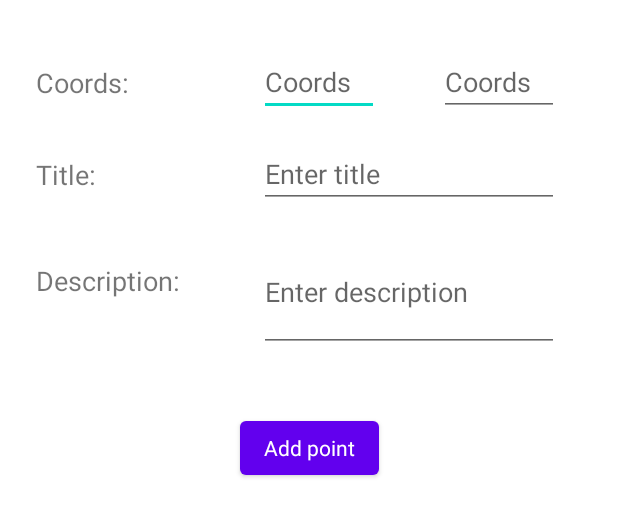
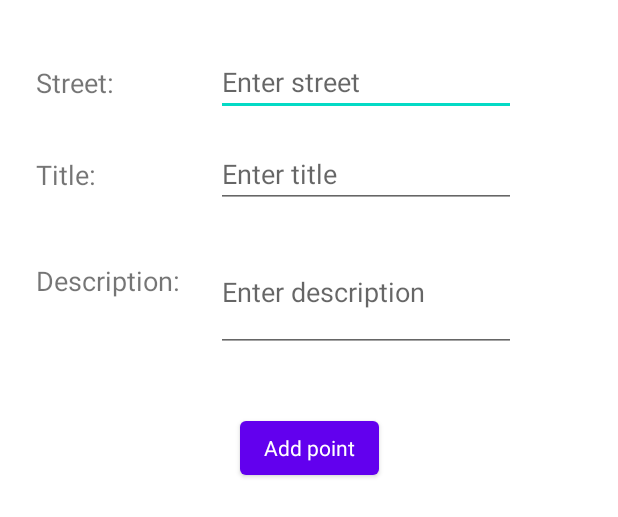
Before and after one commit to RedBread-Collaboration/ToiletMap-App, an Android app: the layout activity_add_point.xml on its own in the app's theme, with its tools: preview values and no code run, on a phone screen of 412 x 824 dp. Shown: the top 517 px of the screen. Run offline under Robolectric (Android 15) with nearby library versions, the phone set to English and light mode, and no system bars; network calls fail.

Commit message:
v1.0.0
Released creating points and showing existing points

```diff
--- a/MapApp/app/src/main/AndroidManifest.xml
+++ b/MapApp/app/src/main/AndroidManifest.xml
@@ -6,6 +6,7 @@
     <uses-permission android:name="android.permission.ACCESS_COARSE_LOCATION" />
     <uses-permission android:name="android.permission.ACCESS_FINE_LOCATION" />
     <uses-permission android:name="android.permission.ACCESS_BACKGROUND_LOCATION" />
+    <uses-permission android:name="android.permission.INTERNET" />
 
     <application
         android:allowBackup="true"
@@ -24,7 +25,7 @@
             </intent-filter>
         </activity>
         <activity
-            android:name=".AddToiletPointActivity" />
+            android:name=".AddPointActivity" />
     </application>
 
 </manifest>
--- a/MapApp/app/src/main/java/com/syrnnik/mapapp/PointsListAdapter.java
+++ b/MapApp/app/src/main/java/com/syrnnik/mapapp/PointsListAdapter.java
@@ -6,7 +6,6 @@ import android.view.LayoutInflater;
 import android.view.View;
 import android.view.ViewGroup;
 import android.widget.ArrayAdapter;
-import android.widget.ImageView;
 import android.widget.TextView;
 
 import java.util.ArrayList;
@@ -26,11 +25,10 @@ public class PointsListAdapter extends ArrayAdapter<Toilet> {
 
     public View getView(int pos, View convertView, ViewGroup parent) {
 
-        @SuppressLint("ViewHolder") View view = inflater.inflate(this.layout, parent, false);
+        @SuppressLint("ViewHolder")
+        View view = inflater.inflate(this.layout, parent, false);
 
-//        ImageView iconView = view.findViewById(R.id.icon);
         TextView titleView = view.findViewById(R.id.title);
-        ImageView arrowView = view.findViewById(R.id.arrow);
         TextView descView = view.findViewById(R.id.desc);
 
         Toilet toilet = pointsList.get(pos);
--- a/MapApp/app/src/main/java/com/syrnnik/mapapp/ToiletPoints.java
+++ b/MapApp/app/src/main/java/com/syrnnik/mapapp/ToiletPoints.java
@@ -13,4 +13,5 @@ public class ToiletPoints {
     public static void addToilet(Toilet toilet) {
         toiletList.add(toilet);
     }
+
 }
--- a/MapApp/app/src/main/res/layout/activity_add_toilet_point.xml
+++ b/MapApp/app/src/main/res/layout/activity_add_point.xml
@@ -4,39 +4,28 @@
     xmlns:tools="http://schemas.android.com/tools"
     android:layout_width="match_parent"
     android:layout_height="match_parent"
-    tools:context=".AddToiletPointActivity">
+    tools:context=".AddPointActivity">
 
     <TextView
-        android:id="@+id/coordsText"
+        android:id="@+id/streetText"
         android:layout_width="wrap_content"
         android:layout_height="wrap_content"
         android:layout_marginStart="24dp"
-        android:text="@string/coordsText"
+        android:text="@string/streetText"
         android:textSize="18sp"
-        app:layout_constraintBottom_toBottomOf="@+id/pointLat"
+        app:layout_constraintBottom_toBottomOf="@+id/street"
         app:layout_constraintStart_toStartOf="parent"
-        app:layout_constraintTop_toTopOf="@+id/pointLat" />
+        app:layout_constraintTop_toTopOf="@+id/street" />
 
     <EditText
-        android:id="@+id/pointLat"
-        android:layout_width="80dp"
+        android:id="@+id/street"
+        android:layout_width="200dp"
         android:layout_height="wrap_content"
         android:layout_marginTop="32dp"
-        android:hint="@string/enterCoordsHint"
+        android:hint="@string/enterStreetHint"
         app:layout_constraintEnd_toEndOf="parent"
-        app:layout_constraintHorizontal_bias="0.351"
-        app:layout_constraintStart_toEndOf="@+id/coordsText"
+        app:layout_constraintStart_toEndOf="@+id/streetText"
         app:layout_constraintTop_toTopOf="parent" />
-
-    <EditText
-        android:id="@+id/pointLon"
-        android:layout_width="80dp"
-        android:layout_height="wrap_content"
-        android:hint="@string/enterCoordsHint"
-        app:layout_constraintBottom_toBottomOf="@+id/pointLat"
-        app:layout_constraintEnd_toEndOf="parent"
-        app:layout_constraintStart_toEndOf="@+id/pointLat"
-        app:layout_constraintTop_toTopOf="@+id/pointLat" />
 
     <TextView
         android:id="@+id/titleText"
@@ -45,7 +34,7 @@
         android:text="@string/titleText"
         android:textSize="18sp"
         app:layout_constraintBottom_toBottomOf="@+id/pointTitle"
-        app:layout_constraintStart_toStartOf="@+id/coordsText"
+        app:layout_constraintStart_toStartOf="@+id/streetText"
         app:layout_constraintTop_toTopOf="@+id/pointTitle" />
 
     <EditText
@@ -55,9 +44,9 @@
         android:layout_marginTop="16dp"
         android:hint="@string/enterTitleHint"
         android:inputType="textMultiLine"
-        app:layout_constraintEnd_toEndOf="@+id/pointLon"
-        app:layout_constraintStart_toStartOf="@+id/pointLat"
-        app:layout_constraintTop_toBottomOf="@+id/pointLat" />
+        app:layout_constraintEnd_toEndOf="@+id/street"
+        app:layout_constraintStart_toStartOf="@+id/street"
+        app:layout_constraintTop_toBottomOf="@+id/street" />
 
     <TextView
         android:id="@+id/descText"
--- a/MapApp/app/src/main/res/values/strings.xml
+++ b/MapApp/app/src/main/res/values/strings.xml
@@ -1,7 +1,7 @@
 <resources>
     <string name="app_name">Toilets Map</string>
-    <string name="coordsText">Coords:</string>
-    <string name="enterCoordsHint">Coords</string>
+    <string name="streetText">Street:</string>
+    <string name="enterStreetHint">Enter street</string>
     <string name="descText">Description:</string>
     <string name="enterDescHint">Enter description</string>
     <string name="addBtnText">Add point</string>
```
Also changed, not shown: MapApp/app/build.gradle (+8 -7 lines), MapApp/app/src/main/java/com/syrnnik/mapapp/AddPointActivity.java (added, +86 -0 lines), MapApp/app/src/main/java/com/syrnnik/mapapp/AddToiletPointActivity.java (deleted, +0 -45 lines), MapApp/app/src/main/java/com/syrnnik/mapapp/MainActivity.java (+101 -78 lines), MapApp/app/src/main/java/com/syrnnik/mapapp/Toilet.java (+18 -5 lines), 5 other files.
